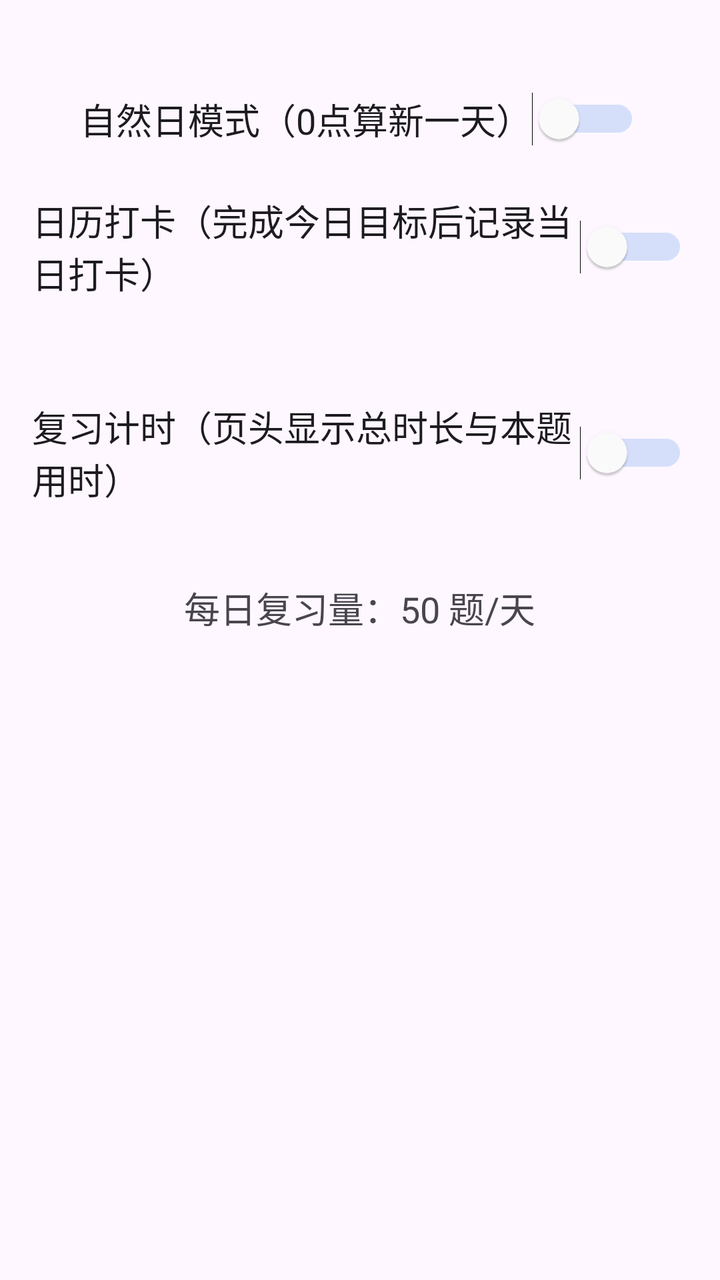
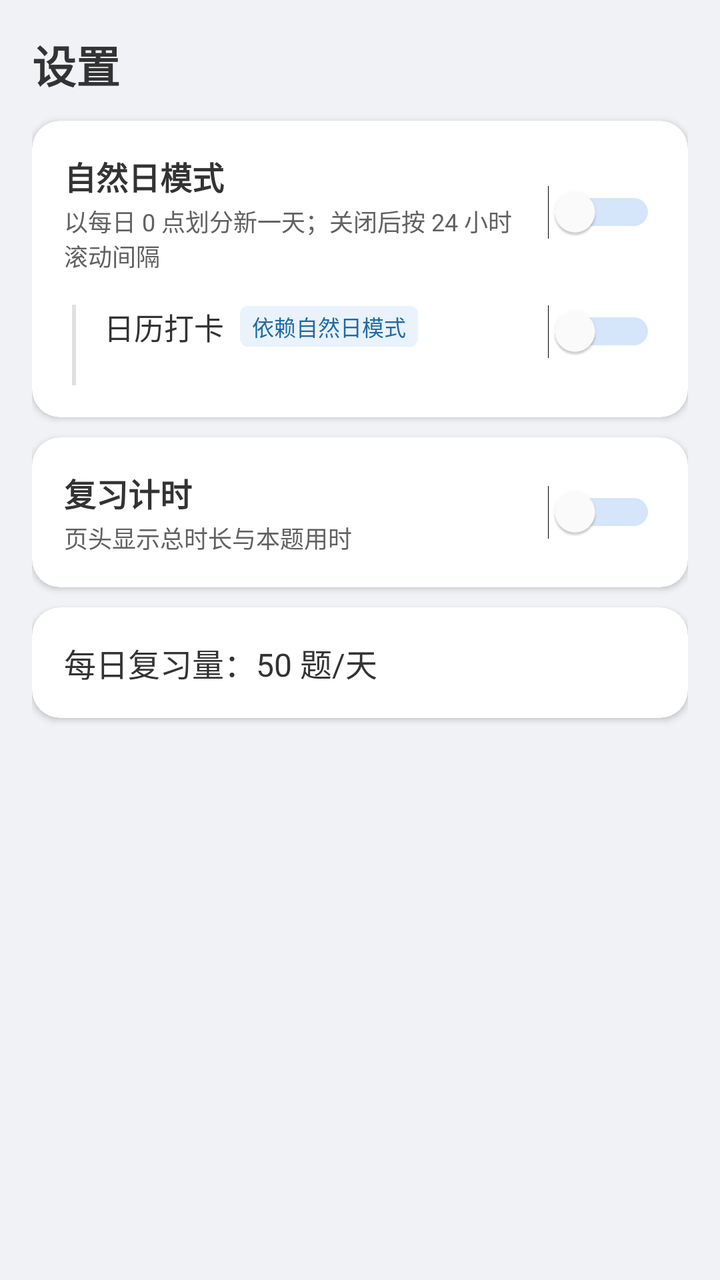

Compare the two renders of this Android layout. The source of the first and the diff that turns it into the second are given below.
<!-- AndroidManifest.xml: application theme Theme.Demo -->
<!-- res/layout/activity_settings.xml -->
<?xml version="1.0" encoding="utf-8"?>
<LinearLayout
    xmlns:android="http://schemas.android.com/apk/res/android"
    android:layout_width="match_parent"
    android:layout_height="match_parent"
    android:orientation="vertical"
    android:padding="16dp"
    android:gravity="top|center_horizontal">

    <Switch
        android:id="@+id/switch_natural_day"
        android:layout_width="wrap_content"
        android:layout_height="wrap_content"
        android:text="自然日模式（0点算新一天）"
        android:textSize="18sp"
        android:layout_marginTop="30dp"
        android:thumbTint="@color/switch_thumb"
        android:trackTint="@color/switch_track"/>

    <Switch
        android:id="@+id/switch_checkin"
        android:layout_width="wrap_content"
        android:layout_height="wrap_content"
        android:text="日历打卡（完成今日目标后记录当日打卡）"
        android:textSize="18sp"
        android:layout_marginTop="24dp"
        android:thumbTint="@color/switch_thumb"
        android:trackTint="@color/switch_track"/>

    <TextView
        android:id="@+id/tv_checkin_hint"
        android:layout_width="match_parent"
        android:layout_height="wrap_content"
        android:textSize="12sp"
        android:textColor="@color/home_text_secondary"
        android:layout_marginTop="4dp"
        android:layout_marginStart="8dp"/>

    <Switch
        android:id="@+id/switch_timer"
        android:layout_width="wrap_content"
        android:layout_height="wrap_content"
        android:text="复习计时（页头显示总时长与本题用时）"
        android:textSize="18sp"
        android:layout_marginTop="30dp"
        android:thumbTint="@color/switch_thumb"
        android:trackTint="@color/switch_track"/>

    <TextView
        android:id="@+id/tv_budget_row"
        android:layout_width="wrap_content"
        android:layout_height="wrap_content"
        android:text="每日复习量：50 题/天"
        android:textSize="18sp"
        android:layout_marginTop="30dp"
        android:padding="8dp"/>

</LinearLayout>
<!-- resources referenced by this layout -->
<resources>
  <color name="home_text_secondary">#616161</color>
  <color name="switch_thumb">#FFFFFF</color>
  <color name="switch_track">#5d9cec</color>
  <style name="Theme.Demo" parent="Base.Theme.Demo" />
  <style name="Base.Theme.Demo" parent="Theme.Material3.DayNight.NoActionBar">
          
          
      </style>
</resources>

<!-- the commit's change to res/layout/activity_settings.xml (unified diff, before → after) -->
@@ -1,58 +1,223 @@
 <?xml version="1.0" encoding="utf-8"?>
-<LinearLayout
-    xmlns:android="http://schemas.android.com/apk/res/android"
+<ScrollView xmlns:android="http://schemas.android.com/apk/res/android"
+    xmlns:app="http://schemas.android.com/apk/res-auto"
     android:layout_width="match_parent"
     android:layout_height="match_parent"
-    android:orientation="vertical"
-    android:padding="16dp"
-    android:gravity="top|center_horizontal">
-
-    <Switch
-        android:id="@+id/switch_natural_day"
-        android:layout_width="wrap_content"
-        android:layout_height="wrap_content"
-        android:text="自然日模式（0点算新一天）"
-        android:textSize="18sp"
-        android:layout_marginTop="30dp"
-        android:thumbTint="@color/switch_thumb"
-        android:trackTint="@color/switch_track"/>
-
-    <Switch
-        android:id="@+id/switch_checkin"
-        android:layout_width="wrap_content"
-        android:layout_height="wrap_content"
-        android:text="日历打卡（完成今日目标后记录当日打卡）"
-        android:textSize="18sp"
-        android:layout_marginTop="24dp"
-        android:thumbTint="@color/switch_thumb"
-        android:trackTint="@color/switch_track"/>
-
-    <TextView
-        android:id="@+id/tv_checkin_hint"
+    android:background="@color/home_bg"
+    android:fillViewport="true">
+
+    <LinearLayout
         android:layout_width="match_parent"
         android:layout_height="wrap_content"
-        android:textSize="12sp"
-        android:textColor="@color/home_text_secondary"
-        android:layout_marginTop="4dp"
-        android:layout_marginStart="8dp"/>
-
-    <Switch
-        android:id="@+id/switch_timer"
-        android:layout_width="wrap_content"
-        android:layout_height="wrap_content"
-        android:text="复习计时（页头显示总时长与本题用时）"
-        android:textSize="18sp"
-        android:layout_marginTop="30dp"
-        android:thumbTint="@color/switch_thumb"
-        android:trackTint="@color/switch_track"/>
-
-    <TextView
-        android:id="@+id/tv_budget_row"
-        android:layout_width="wrap_content"
-        android:layout_height="wrap_content"
-        android:text="每日复习量：50 题/天"
-        android:textSize="18sp"
-        android:layout_marginTop="30dp"
-        android:padding="8dp"/>
-
-</LinearLayout>
+        android:orientation="vertical"
+        android:padding="@dimen/home_padding"
+        android:gravity="top|center_horizontal">
+
+        <TextView
+            android:layout_width="match_parent"
+            android:layout_height="wrap_content"
+            android:text="设置"
+            android:textSize="22sp"
+            android:textStyle="bold"
+            android:textColor="@color/home_text_primary"
+            android:layout_marginBottom="12dp" />
+
+        
+        <androidx.cardview.widget.CardView
+            android:layout_width="match_parent"
+            android:layout_height="wrap_content"
+            app:cardBackgroundColor="@color/home_card"
+            app:cardCornerRadius="@dimen/home_card_corner"
+            android:layout_marginBottom="@dimen/home_card_margin">
+
+            <LinearLayout
+                android:layout_width="match_parent"
+                android:layout_height="wrap_content"
+                android:orientation="vertical"
+                android:padding="@dimen/home_info_padding">
+
+                
+                <LinearLayout
+                    android:layout_width="match_parent"
+                    android:layout_height="wrap_content"
+                    android:orientation="horizontal"
+                    android:gravity="center_vertical">
+
+                    <LinearLayout
+                        android:layout_width="0dp"
+                        android:layout_height="wrap_content"
+                        android:layout_weight="1"
+                        android:orientation="vertical">
+
+                        <TextView
+                            android:layout_width="wrap_content"
+                            android:layout_height="wrap_content"
+                            android:text="自然日模式"
+                            android:textSize="16sp"
+                            android:textStyle="bold"
+                            android:textColor="@color/home_text_primary" />
+
+                        <TextView
+                            android:layout_width="wrap_content"
+                            android:layout_height="wrap_content"
+                            android:text="以每日 0 点划分新一天；关闭后按 24 小时滚动间隔"
+                            android:textSize="12sp"
+                            android:textColor="@color/home_text_secondary"
+                            android:layout_marginTop="2dp" />
+                    </LinearLayout>
+
+                    <Switch
+                        android:id="@+id/switch_natural_day"
+                        android:layout_width="wrap_content"
+                        android:layout_height="wrap_content"
+                        android:layout_marginStart="12dp"
+                        android:thumbTint="@color/switch_thumb"
+                        android:trackTint="@color/switch_track" />
+                </LinearLayout>
+
+                
+                <LinearLayout
+                    android:layout_width="match_parent"
+                    android:layout_height="wrap_content"
+                    android:orientation="horizontal"
+                    android:layout_marginTop="16dp">
+
+                    <View
+                        android:id="@+id/view_checkin_guide"
+                        android:layout_width="2dp"
+                        android:layout_height="match_parent"
+                        android:background="@color/home_stroke"
+                        android:layout_marginStart="4dp"
+                        android:layout_marginEnd="14dp" />
+
+                    <LinearLayout
+                        android:layout_width="0dp"
+                        android:layout_height="wrap_content"
+                        android:layout_weight="1"
+                        android:orientation="vertical">
+
+                        <LinearLayout
+                            android:layout_width="wrap_content"
+                            android:layout_height="wrap_content"
+                            android:orientation="horizontal"
+                            android:gravity="center_vertical">
+
+                            <TextView
+                                android:id="@+id/tv_checkin_title"
+                                android:layout_width="wrap_content"
+                                android:layout_height="wrap_content"
+                                android:text="日历打卡"
+                                android:textSize="15sp"
+                                android:textColor="@color/home_text_primary" />
+
+                            <TextView
+                                android:id="@+id/tv_checkin_tag"
+                                android:layout_width="wrap_content"
+                                android:layout_height="wrap_content"
+                                android:text="依赖自然日模式"
+                                android:textSize="11sp"
+                                android:textColor="@color/detail_primary"
+                                android:background="@drawable/bg_settings_tag"
+                                android:paddingStart="6dp"
+                                android:paddingEnd="6dp"
+                                android:paddingTop="2dp"
+                                android:paddingBottom="2dp"
+                                android:layout_marginStart="8dp" />
+                        </LinearLayout>
+
+                        <TextView
+                            android:id="@+id/tv_checkin_hint"
+                            android:layout_width="match_parent"
+                            android:layout_height="wrap_content"
+                            android:textSize="12sp"
+                            android:textColor="@color/home_text_secondary"
+                            android:layout_marginTop="2dp" />
+                    </LinearLayout>
+
+                    <Switch
+                        android:id="@+id/switch_checkin"
+                        android:layout_width="wrap_content"
+                        android:layout_height="wrap_content"
+                        android:layout_marginStart="12dp"
+                        android:thumbTint="@color/switch_thumb"
+                        android:trackTint="@color/switch_track" />
+                </LinearLayout>
+            </LinearLayout>
+        </androidx.cardview.widget.CardView>
+
+        
+        <androidx.cardview.widget.CardView
+            android:layout_width="match_parent"
+            android:layout_height="wrap_content"
+            app:cardBackgroundColor="@color/home_card"
+            app:cardCornerRadius="@dimen/home_card_corner"
+            android:layout_marginBottom="@dimen/home_card_margin">
+
+            <LinearLayout
+                android:layout_width="match_parent"
+                android:layout_height="wrap_content"
+                android:orientation="vertical"
+                android:padding="@dimen/home_info_padding">
+
+                <LinearLayout
+                    android:layout_width="match_parent"
+                    android:layout_height="wrap_content"
+                    android:orientation="horizontal"
+                    android:gravity="center_vertical">
+
+                    <LinearLayout
+                        android:layout_width="0dp"
+                        android:layout_height="wrap_content"
+                        android:layout_weight="1"
+                        android:orientation="vertical">
+
+                        <TextView
+                            android:layout_width="wrap_content"
+                            android:layout_height="wrap_content"
+                            android:text="复习计时"
+                            android:textSize="16sp"
+                            android:textStyle="bold"
+                            android:textColor="@color/home_text_primary" />
+
+                        <TextView
+                            android:layout_width="wrap_content"
+                            android:layout_height="wrap_content"
+                            android:text="页头显示总时长与本题用时"
+                            android:textSize="12sp"
+                            android:textColor="@color/home_text_secondary"
+                            android:layout_marginTop="2dp" />
+                    </LinearLayout>
+
+                    <Switch
+                        android:id="@+id/switch_timer"
+                        android:layout_width="wrap_content"
+                        android:layout_height="wrap_content"
+                        android:layout_marginStart="12dp"
+                        android:thumbTint="@color/switch_thumb"
+                        android:trackTint="@color/switch_track" />
+                </LinearLayout>
+            </LinearLayout>
+        </androidx.cardview.widget.CardView>
+
+        
+        <androidx.cardview.widget.CardView
+            android:layout_width="match_parent"
+            android:layout_height="wrap_content"
+            app:cardBackgroundColor="@color/home_card"
+            app:cardCornerRadius="@dimen/home_card_corner">
+
+            <TextView
+                android:id="@+id/tv_budget_row"
+                android:layout_width="match_parent"
+                android:layout_height="wrap_content"
+                android:text="每日复习量：50 题/天"
+                android:textSize="16sp"
+                android:textColor="@color/home_text_primary"
+                android:foreground="?attr/selectableItemBackground"
+                android:clickable="true"
+                android:focusable="true"
+                android:padding="@dimen/home_info_padding" />
+        </androidx.cardview.widget.CardView>
+
+    </LinearLayout>
+</ScrollView>
<!-- resource entries referenced after the edit -->
@@ -1,8 +1,24 @@
 <!-- resources referenced by this layout -->
 <resources>
+  <color name="detail_primary">#1F6AA5</color>
+  <color name="home_bg">#F0F2F5</color>
+  <color name="home_card">#FFFFFF</color>
+  <color name="home_stroke">#E0E0E0</color>
+  <color name="home_text_primary">#333333</color>
   <color name="home_text_secondary">#616161</color>
   <color name="switch_thumb">#FFFFFF</color>
   <color name="switch_track">#5d9cec</color>
+  <dimen name="home_card_corner">14dp</dimen>
+  <dimen name="home_card_margin">10dp</dimen>
+  <dimen name="home_info_padding">16dp</dimen>
+  <dimen name="home_padding">16dp</dimen>
+  <!-- drawable bg_settings_tag (drawable) -->
+  <?xml version="1.0" encoding="utf-8"?>
+  <shape xmlns:android="http://schemas.android.com/apk/res/android"
+      android:shape="rectangle">
+      <corners android:radius="4dp" />
+      <solid android:color="#EAF2FC" />
+  </shape>
   <style name="Theme.Demo" parent="Base.Theme.Demo" />
   <style name="Base.Theme.Demo" parent="Theme.Material3.DayNight.NoActionBar">
           
